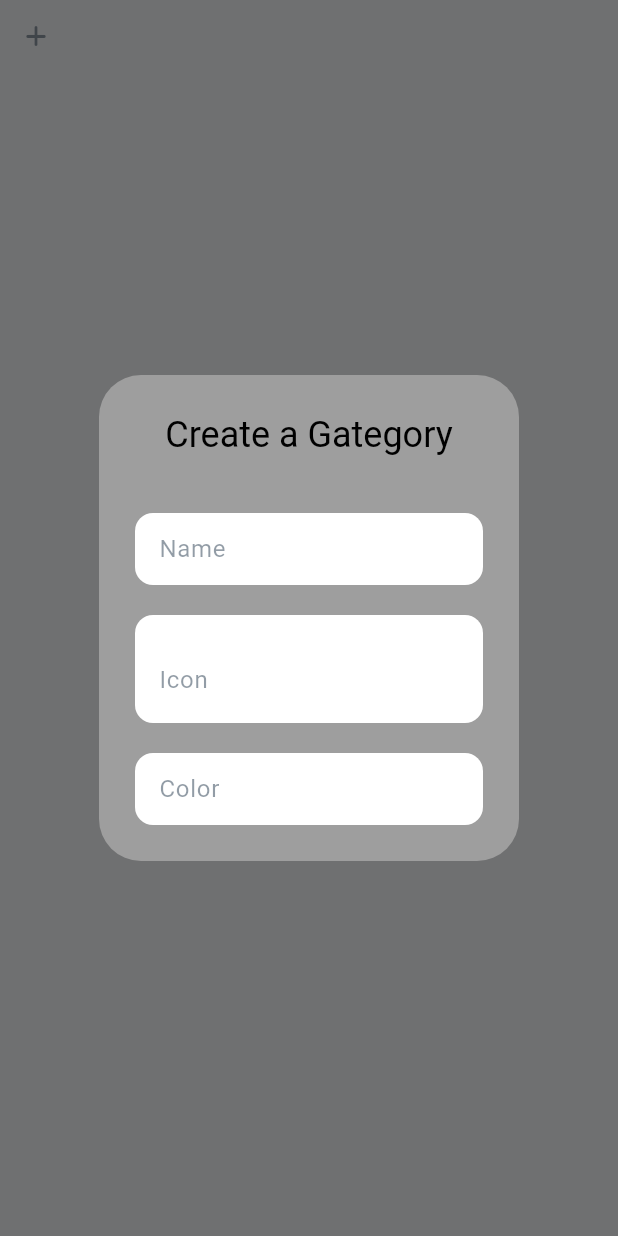
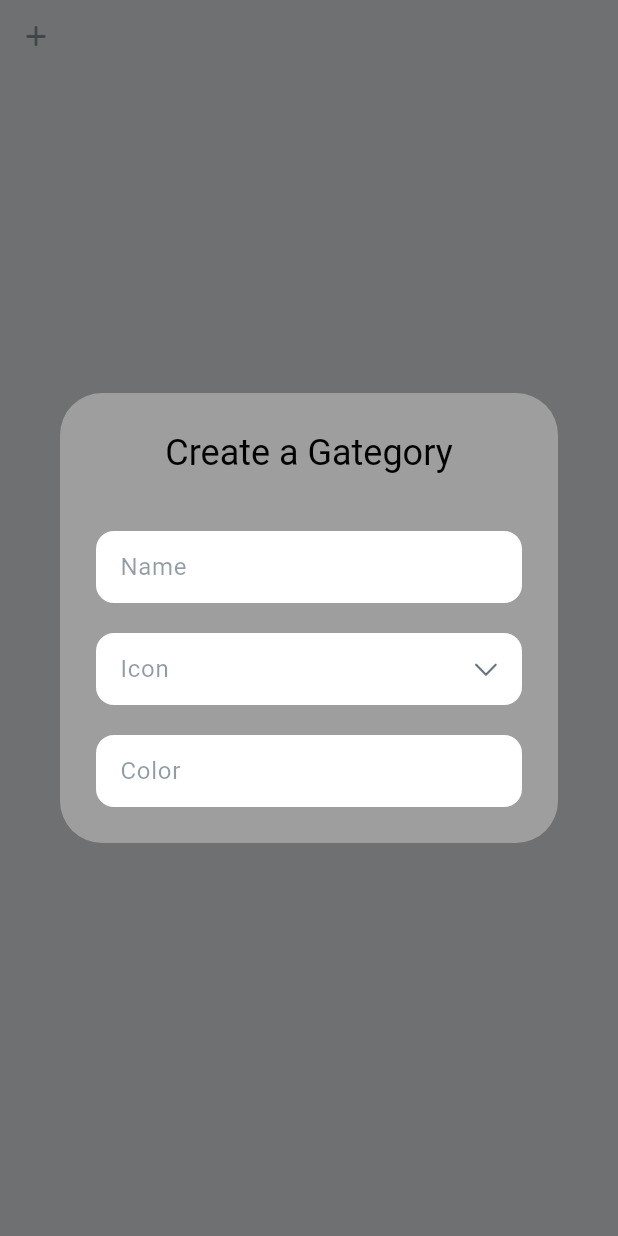
Before and after one commit to ahvvad/Tracker, a Flutter app: the CustomAlertDialog widget shown alone on an empty page, opened directly, after a tap on an icon or button, on a phone screen of 412 x 824 dp. Run offline on Flutter 3.47's test engine with Material 3 defaults, Android fonts, the phone set to English and light mode, and no system bars; our stand-ins replace fl_chart, font_awesome_flutter.

Commit message:
add category icons items & animated it

```diff
--- a/lib/screens/add_expense/views/widgets/custom_alert_dialog.dart
+++ b/lib/screens/add_expense/views/widgets/custom_alert_dialog.dart
@@ -12,6 +12,16 @@ class CustomAlertDialog extends StatefulWidget {
 }
 
 class _CustomAlertDialogState extends State<CustomAlertDialog> {
+  List<String> categoryIcons = [
+    'entertainment',
+    'food',
+    'home',
+    'pet',
+    'tech',
+    'shopping',
+    'travel'
+  ];
+
   @override
   Widget build(BuildContext context) {
     return IconButton(
@@ -19,6 +29,10 @@ class _CustomAlertDialogState extends State<CustomAlertDialog> {
         showDialog(
           context: context,
           builder: (ctx) {
+            bool isExpanded = false;
+
+            return StatefulBuilder(
+              builder: (context, setState) {
                 return AlertDialog(
                   title: const Text(
                     'Create a Gategory',
@@ -51,15 +65,24 @@ class _CustomAlertDialogState extends State<CustomAlertDialog> {
                       ),
                       const SizedBox(height: 20),
                       TextFormField(
+                        onTap: () {
+                          setState(() {
+                            isExpanded = !isExpanded;
+                          });
+                        },
                         textAlignVertical: TextAlignVertical.center,
                         readOnly: true,
                         decoration: InputDecoration(
                           isDense: true,
                           hintText: 'Icon',
-                      suffix: IconButton(
-                        onPressed: () {},
-                        icon: const Icon(
+                          suffixIcon: AnimatedRotation(
+                            turns: isExpanded ? 0.5 : 0.0,
+                            duration: const Duration(milliseconds: 300),
+                            curve: Curves.easeInOut,
+                            child: Icon(
                               CupertinoIcons.chevron_down,
+                              color: const Color(0xFF263A4D).withOpacity(0.7),
+                              size: 20,
                             ),
                           ),
                           hintStyle: TextStyle(
@@ -67,15 +90,63 @@ class _CustomAlertDialogState extends State<CustomAlertDialog> {
                           ),
                           fillColor: Colors.white,
                           filled: true,
-                      border: OutlineInputBorder(
+                          border: isExpanded
+                              ? const OutlineInputBorder(
+                                  borderRadius: BorderRadius.vertical(
+                                    top: Radius.circular(12),
+                                  ),
+                                  borderSide: BorderSide.none,
+                                )
+                              : OutlineInputBorder(
                                   borderRadius: BorderRadius.circular(12),
                                   borderSide: BorderSide.none,
                                 ),
-                      enabledBorder: OutlineInputBorder(
+                          enabledBorder: isExpanded
+                              ? const OutlineInputBorder(
+                                  borderRadius: BorderRadius.vertical(
+                                    top: Radius.circular(12),
+                                  ),
+                                  borderSide: BorderSide.none,
+                                )
+                              : OutlineInputBorder(
                                   borderRadius: BorderRadius.circular(12),
                                   borderSide: BorderSide.none,
                                 ),
                         ),
+                      ),
+                      AnimatedContainer(
+                        duration: const Duration(milliseconds: 300),
+                        curve: Curves.easeInOut,
+                        width: MediaQuery.of(context).size.width,
+                        height: isExpanded ? 200 : 0,
+                        decoration: const BoxDecoration(
+                          color: Colors.white,
+                          borderRadius: BorderRadius.vertical(
+                            bottom: Radius.circular(12),
+                          ),
+                        ),
+                        child: isExpanded
+                            ? GridView.builder(
+                                gridDelegate:
+                                    const SliverGridDelegateWithFixedCrossAxisCount(
+                                  crossAxisCount: 3,
+                                ),
+                                itemCount: categoryIcons.length,
+                                itemBuilder: (context, int i) {
+                                  return Container(
+                                    width: 50,
+                                    height: 50,
+                                    decoration: BoxDecoration(
+                                      image: DecorationImage(
+                                        image: AssetImage(
+                                          'assets/images/${categoryIcons[i]}.png',
+                                        ),
+                                      ),
+                                    ),
+                                  );
+                                },
+                              )
+                            : null,
                       ),
                       const SizedBox(height: 20),
                       TextFormField(
@@ -105,6 +176,8 @@ class _CustomAlertDialogState extends State<CustomAlertDialog> {
               },
             );
           },
+        );
+      },
       icon: const Icon(
         FontAwesomeIcons.plus,
         size: 16,
--- a/pubspec.yaml
+++ b/pubspec.yaml
@@ -2,7 +2,7 @@ name: money_tracker
 description: "A new Flutter project."
 # The following line prevents the package from being accidentally published to
 # pub.dev using `flutter pub publish`. This is preferred for private packages.
-publish_to: 'none' # Remove this line if you wish to publish to pub.dev
+publish_to: "none" # Remove this line if you wish to publish to pub.dev
 
 # The following defines the version and build number for your application.
 # A version number is three numbers separated by dots, like 1.2.43
@@ -31,7 +31,6 @@ dependencies:
   flutter:
     sdk: flutter
 
-
   # The following adds the Cupertino Icons font to your application.
   # Use with the CupertinoIcons class for iOS style icons.
   cupertino_icons: ^1.0.8
@@ -55,7 +54,6 @@ dev_dependencies:
 
 # The following section is specific to Flutter packages.
 flutter:
-
   # The following line ensures that the Material Icons font is
   # included with your application, so that you can use the icons in
   # the material Icons class.
```
Lines whose indentation alone changed are shown as unchanged.
